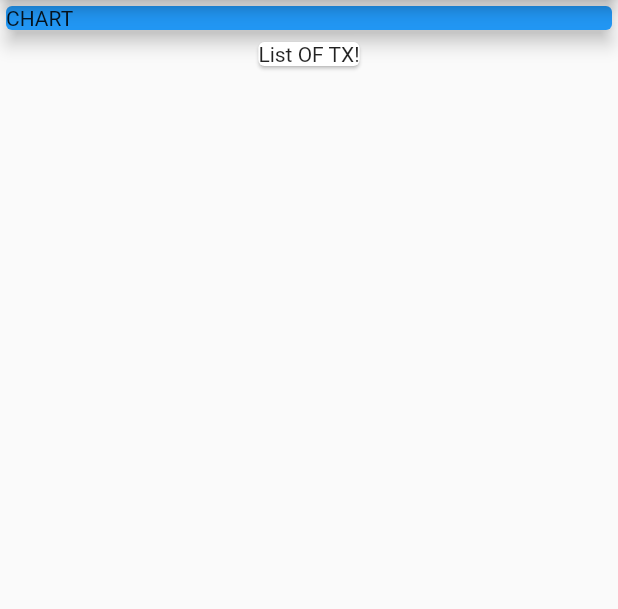
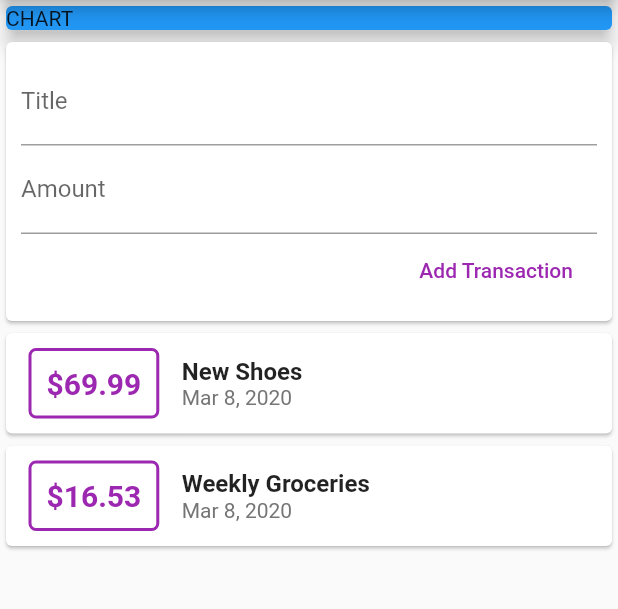
Before and after one commit to Julio-Borri/Flutter_ExpensesApp, a Flutter app: the screen it shows after launch, on a phone screen of 412 x 824 dp, the part 84-693 px from its top. Run offline on Flutter 3.47's test engine with Material 2 defaults, Android fonts, the phone set to English and light mode, and no system bars.

Commit message:
Added list items, and refactored into widgets

```diff
--- a/lib/main.dart
+++ b/lib/main.dart
@@ -1,6 +1,6 @@
 import 'package:flutter/material.dart';
 
-import './transaction.dart';
+import './widgets/user_transactions.dart';
 
 void main() => runApp(MyApp());
 
@@ -15,21 +15,6 @@ class MyApp extends StatelessWidget {
 }
 
 class MyHomePage extends StatelessWidget {
-  final List<Transaction> transaction = [
-    Transaction(
-      id: 't1',
-      title: 'New Shoes',
-      amount: 69.99,
-      date: DateTime.now(),
-    ),
-    Transaction(
-      id: 't2',
-      title: 'Weekly Groceries',
-      amount: 16.53,
-      date: DateTime.now(),
-    )
-  ];
-
   @override
   Widget build(BuildContext context) {
     return Scaffold(
@@ -46,9 +31,7 @@ class MyHomePage extends StatelessWidget {
               elevation: 5,
             ),
           ),
-          Card(
-            child: Text('List OF TX!'),
-          )
+          UserTransactions(),
         ],
       ),
     );
--- /dev/null
+++ b/lib/widgets/new_transaction.dart
@@ -0,0 +1,41 @@
+import 'package:flutter/material.dart';
+
+class NewTransaction extends StatelessWidget {
+  final Function addTx;
+  final titleController = TextEditingController();
+  final amountController = TextEditingController();
+
+  NewTransaction(this.addTx);
+
+  @override
+  Widget build(BuildContext context) {
+    return Card(
+      child: Container(
+        padding: EdgeInsets.all(10),
+        child: Column(
+          crossAxisAlignment: CrossAxisAlignment.end,
+          children: <Widget>[
+            TextField(
+              decoration: InputDecoration(labelText: 'Title'),
+              controller: titleController,
+            ),
+            TextField(
+              decoration: InputDecoration(labelText: 'Amount'),
+              controller: amountController,
+            ),
+            FlatButton(
+              onPressed: () {
+                addTx(
+                  titleController.text,
+                  double.parse(amountController.text),
+                );
+              },
+              child: Text('Add Transaction'),
+              textColor: Colors.purple,
+            ),
+          ],
+        ),
+      ),
+    );
+  }
+}
--- /dev/null
+++ b/lib/widgets/transaction_list.dart
@@ -0,0 +1,68 @@
+import 'package:flutter/material.dart';
+import 'package:intl/intl.dart';
+
+import '../models/transaction.dart';
+
+class TransactionList extends StatelessWidget {
+  final List<Transaction> transactions;
+
+  TransactionList(this.transactions);
+
+  @override
+  Widget build(BuildContext context) {
+    return Container(
+      height: 300,
+      child: ListView.builder(
+        itemBuilder: (ctx, index) {
+          return Card(
+            child: Row(
+              children: <Widget>[
+                Container(
+                  margin: EdgeInsets.symmetric(
+                    vertical: 10,
+                    horizontal: 15,
+                  ),
+                  padding: EdgeInsets.all(10),
+                  decoration: BoxDecoration(
+                    border: Border.all(
+                      color: Colors.purple,
+                      width: 2,
+                    ),
+                    borderRadius: BorderRadius.all(Radius.circular(5)),
+                  ),
+                  child: Text(
+                    '\$${transactions[index].amount}',
+                    style: TextStyle(
+                      fontWeight: FontWeight.bold,
+                      fontSize: 20,
+                      color: Colors.purple,
+                    ),
+                  ),
+                ),
+                Column(
+                  crossAxisAlignment: CrossAxisAlignment.start,
+                  children: <Widget>[
+                    Text(
+                      transactions[index].title,
+                      style: TextStyle(
+                        fontWeight: FontWeight.bold,
+                        fontSize: 16,
+                      ),
+                    ),
+                    Text(
+                      DateFormat.yMMMd().format(transactions[index].date),
+                      style: TextStyle(
+                        color: Colors.grey[600],
+                      ),
+                    ),
+                  ],
+                )
+              ],
+            ),
+          );
+        },
+        itemCount: transactions.length,
+      ),
+    );
+  }
+}
--- /dev/null
+++ b/lib/widgets/user_transactions.dart
@@ -0,0 +1,50 @@
+import 'package:flutter/material.dart';
+
+import '../models/transaction.dart';
+import './new_transaction.dart';
+import './transaction_list.dart';
+
+class UserTransactions extends StatefulWidget {
+  @override
+  _UserTransactionsState createState() => _UserTransactionsState();
+}
+
+class _UserTransactionsState extends State<UserTransactions> {
+  final List<Transaction> _userTransactions = [
+    Transaction(
+      id: 't1',
+      title: 'New Shoes',
+      amount: 69.99,
+      date: DateTime.now(),
+    ),
+    Transaction(
+      id: 't2',
+      title: 'Weekly Groceries',
+      amount: 16.53,
+      date: DateTime.now(),
+    )
+  ];
+
+  void _addNewTransaction(String title, double amount) {
+    final newTx = Transaction(
+      id: DateTime.now().toString(),
+      title: title,
+      amount: amount,
+      date: DateTime.now(),
+    );
+
+    setState(() {
+      _userTransactions.add(newTx);
+    });
+  }
+
+  @override
+  Widget build(BuildContext context) {
+    return Column(
+      children: <Widget>[
+        NewTransaction(_addNewTransaction),
+        TransactionList(_userTransactions),
+      ],
+    );
+  }
+}
```
Also changed, not shown: pubspec.yaml (+2 -8 lines), lib/models/transaction.dart (renamed from lib/transaction.dart), pubspec.lock.
